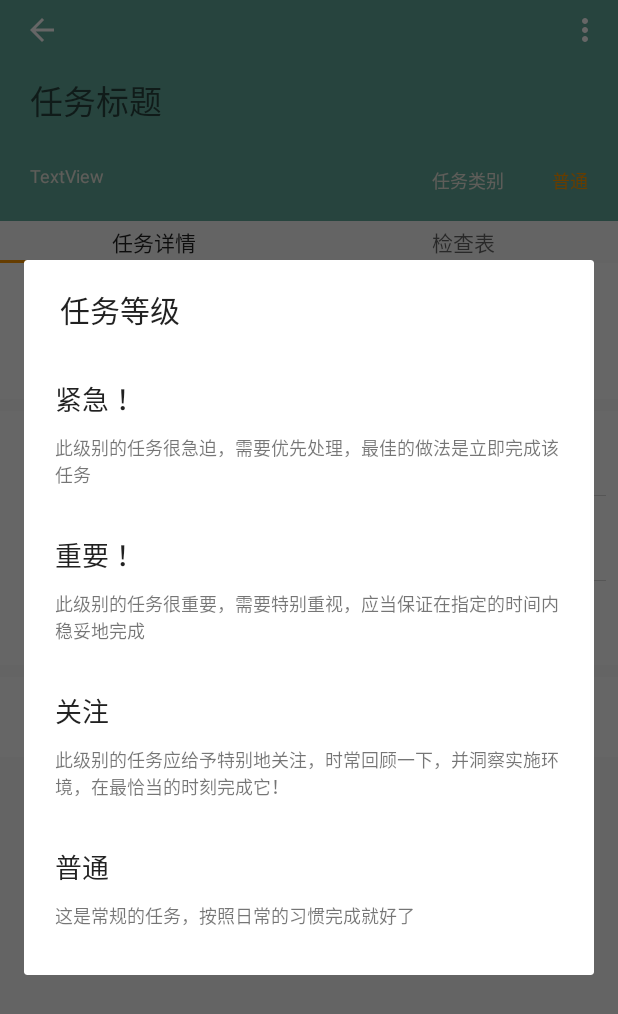
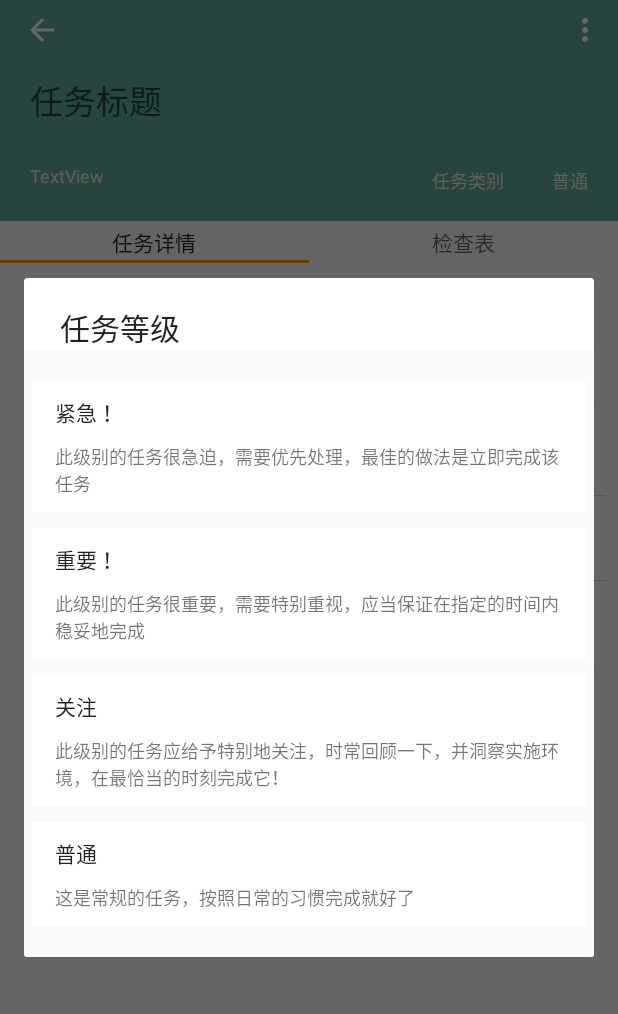
Before and after one commit to xiaobaodian/DoMoment, an Android app: the TaskDisplayActivity screen opened directly, with no data from a screen before it, after a tap on "普通", on a phone screen of 412 x 824 dp. Shown: the top 1014 px of the screen. Run offline under Robolectric (Android 15) with nearby library versions, the phone set to English and light mode, and no system bars; 17 statements that could not run were skipped.

Commit message:
调整了任务等级UI

```diff
--- a/app/src/main/res/layout/activity_task_dispay.xml
+++ b/app/src/main/res/layout/activity_task_dispay.xml
@@ -90,6 +90,7 @@
             android:layout_width="wrap_content"
             android:layout_height="wrap_content"
             android:text="普通"
+            android:textColor="@color/primary_lighttext"
             android:textSize="12sp"
             app:layout_constraintBottom_toBottomOf="parent"
             app:layout_constraintRight_toRightOf="parent"
--- a/app/src/main/res/layout/taskeditor_priorityselection.xml
+++ b/app/src/main/res/layout/taskeditor_priorityselection.xml
@@ -3,6 +3,7 @@
     android:id="@+id/PriorityDialong"
     android:layout_width="match_parent"
     android:layout_height="match_parent"
+    android:background="@color/super_light_grey"
     android:orientation="vertical"
     android:paddingBottom="15dp"
     android:paddingEnd="5dp"
@@ -30,7 +31,7 @@
             android:layout_height="wrap_content"
             android:text="紧急 ！"
             android:textAppearance="@style/TextAppearance.AppCompat"
-            android:textSize="18sp" />
+            android:textSize="14sp" />
 
         <TextView
             android:id="@+id/textView6"
@@ -62,7 +63,7 @@
             android:layout_height="wrap_content"
             android:text="重要 ！"
             android:textAppearance="@style/TextAppearance.AppCompat"
-            android:textSize="18sp" />
+            android:textSize="14sp" />
 
         <TextView
             android:id="@+id/textView6"
@@ -94,7 +95,7 @@
             android:layout_height="wrap_content"
             android:text="关注"
             android:textAppearance="@style/TextAppearance.AppCompat"
-            android:textSize="18sp" />
+            android:textSize="14sp" />
 
         <TextView
             android:id="@+id/textView6"
@@ -126,7 +127,7 @@
             android:layout_height="wrap_content"
             android:text="普通"
             android:textAppearance="@style/TextAppearance.AppCompat"
-            android:textSize="18sp" />
+            android:textSize="14sp" />
 
         <TextView
             android:id="@+id/textView6"
```
Also changed, not shown: app/build.gradle (+4 -4 lines).
